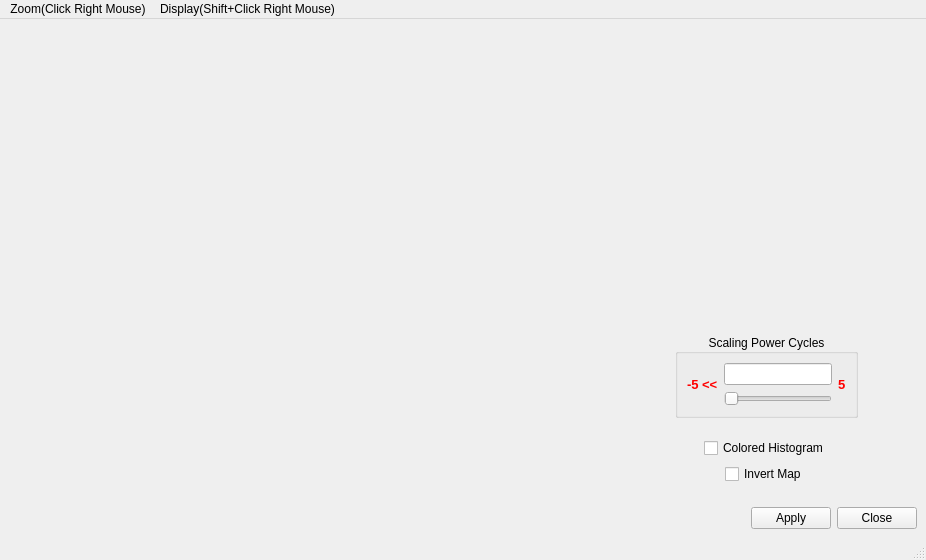
First picture: the form in code/display/QtViewer/ColorHistogram.ui, repository radio-astro/casa, before the edit.
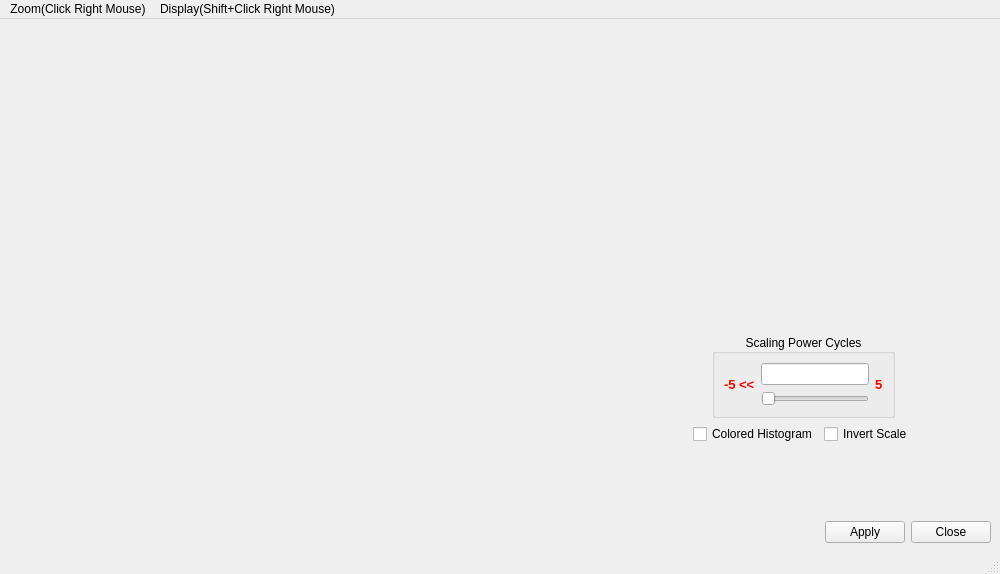
Second picture: the form after the edit.

```diff
--- a/code/display/QtViewer/ColorHistogram.ui
+++ b/code/display/QtViewer/ColorHistogram.ui
@@ -6,13 +6,13 @@
    <rect>
     <x>0</x>
     <y>0</y>
-    <width>926</width>
-    <height>560</height>
+    <width>1000</width>
+    <height>574</height>
    </rect>
   </property>
   <property name="minimumSize">
    <size>
-    <width>900</width>
+    <width>1000</width>
     <height>0</height>
    </size>
   </property>
@@ -161,19 +161,6 @@
           </item>
          </layout>
         </item>
-        <item>
-         <spacer name="verticalSpacer_2">
-          <property name="orientation">
-           <enum>Qt::Vertical</enum>
-          </property>
-          <property name="sizeHint" stdset="0">
-           <size>
-            <width>20</width>
-            <height>13</height>
-           </size>
-          </property>
-         </spacer>
-        </item>
         <item>
          <layout class="QHBoxLayout" name="horizontalLayout_2">
           <item>
@@ -200,47 +187,17 @@
            </widget>
           </item>
           <item>
-           <spacer name="horizontalSpacer_3">
-            <property name="orientation">
-             <enum>Qt::Horizontal</enum>
-            </property>
-            <property name="sizeHint" stdset="0">
-             <size>
-              <width>40</width>
-              <height>20</height>
-             </size>
-            </property>
-           </spacer>
-          </item>
-         </layout>
-        </item>
-        <item>
-         <layout class="QHBoxLayout" name="horizontalLayout_6">
-          <item>
-           <spacer name="horizontalSpacer_6">
-            <property name="orientation">
-             <enum>Qt::Horizontal</enum>
-            </property>
-            <property name="sizeHint" stdset="0">
-             <size>
-              <width>40</width>
-              <height>20</height>
-             </size>
-            </property>
-           </spacer>
-          </item>
-          <item>
            <widget class="QCheckBox" name="invertMapCheckBox">
             <property name="toolTip">
              <string>Invert the color map.</string>
             </property>
             <property name="text">
-             <string>Invert Map</string>
+             <string>Invert Scale</string>
             </property>
            </widget>
           </item>
           <item>
-           <spacer name="horizontalSpacer_7">
+           <spacer name="horizontalSpacer_3">
             <property name="orientation">
              <enum>Qt::Horizontal</enum>
             </property>
@@ -315,8 +272,8 @@
     <rect>
      <x>0</x>
      <y>0</y>
-     <width>926</width>
-     <height>25</height>
+     <width>1000</width>
+     <height>27</height>
     </rect>
    </property>
    <widget class="QMenu" name="menuZoom">
```
Left out of the diff: 2 changed lines with no effect on the pictures.
